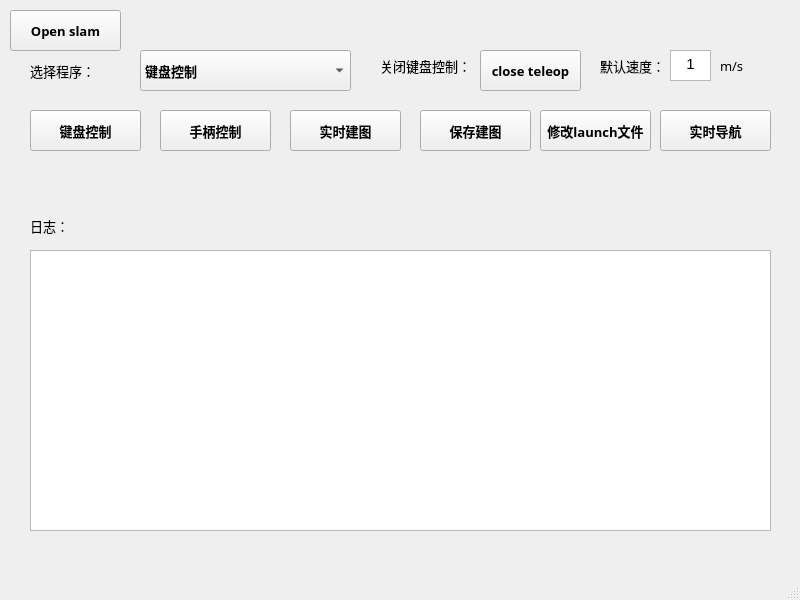
This is myAGV_testTool/myagv_window.ui in elephantrobotics/myagv_ros as Qt 5 draws it before an edit. The edited form follows.
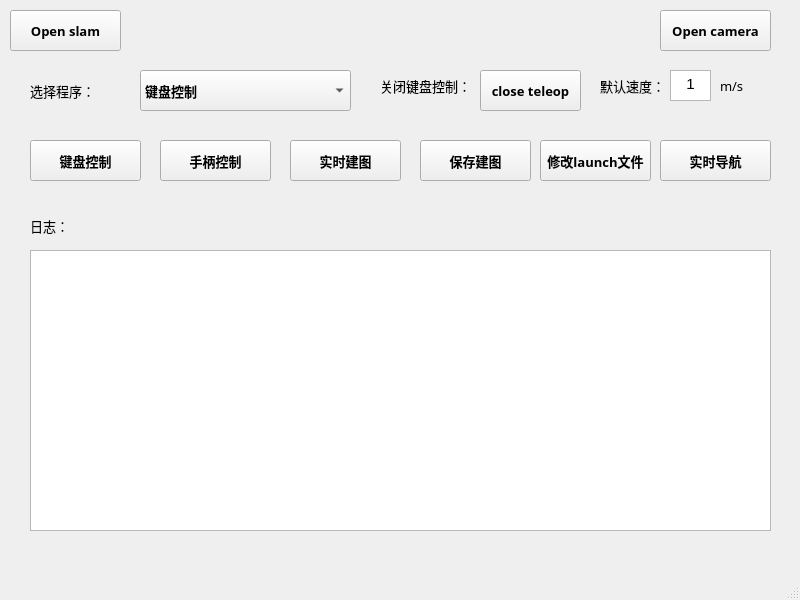
This is the edited form.

Commit message: add open camera test

The edit to the form file:
```diff
--- a/myAGV_testTool/myagv_window.ui
+++ b/myAGV_testTool/myagv_window.ui
@@ -45,7 +45,7 @@
     <property name="geometry">
      <rect>
       <x>30</x>
-      <y>55</y>
+      <y>75</y>
       <width>91</width>
       <height>31</height>
      </rect>
@@ -64,7 +64,7 @@
     <property name="geometry">
      <rect>
       <x>140</x>
-      <y>50</y>
+      <y>70</y>
       <width>211</width>
       <height>41</height>
      </rect>
@@ -107,7 +107,7 @@
     <property name="geometry">
      <rect>
       <x>30</x>
-      <y>110</y>
+      <y>140</y>
       <width>111</width>
       <height>41</height>
      </rect>
@@ -134,7 +134,7 @@
     <property name="geometry">
      <rect>
       <x>290</x>
-      <y>110</y>
+      <y>140</y>
       <width>111</width>
       <height>41</height>
      </rect>
@@ -161,7 +161,7 @@
     <property name="geometry">
      <rect>
       <x>420</x>
-      <y>110</y>
+      <y>140</y>
       <width>111</width>
       <height>41</height>
      </rect>
@@ -188,7 +188,7 @@
     <property name="geometry">
      <rect>
       <x>660</x>
-      <y>110</y>
+      <y>140</y>
       <width>111</width>
       <height>41</height>
      </rect>
@@ -244,7 +244,7 @@
     <property name="geometry">
      <rect>
       <x>160</x>
-      <y>110</y>
+      <y>140</y>
       <width>111</width>
       <height>41</height>
      </rect>
@@ -271,7 +271,7 @@
     <property name="geometry">
      <rect>
       <x>380</x>
-      <y>50</y>
+      <y>70</y>
       <width>121</width>
       <height>31</height>
      </rect>
@@ -290,7 +290,7 @@
     <property name="geometry">
      <rect>
       <x>480</x>
-      <y>50</y>
+      <y>70</y>
       <width>101</width>
       <height>41</height>
      </rect>
@@ -317,7 +317,7 @@
     <property name="geometry">
      <rect>
       <x>600</x>
-      <y>50</y>
+      <y>70</y>
       <width>61</width>
       <height>31</height>
      </rect>
@@ -339,7 +339,7 @@
     <property name="geometry">
      <rect>
       <x>670</x>
-      <y>50</y>
+      <y>70</y>
       <width>41</width>
       <height>31</height>
      </rect>
@@ -356,7 +356,7 @@
     <property name="geometry">
      <rect>
       <x>720</x>
-      <y>50</y>
+      <y>70</y>
       <width>41</width>
       <height>31</height>
      </rect>
@@ -378,7 +378,7 @@
     <property name="geometry">
      <rect>
       <x>540</x>
-      <y>110</y>
+      <y>140</y>
       <width>111</width>
       <height>41</height>
      </rect>
@@ -401,6 +401,33 @@
      <string>修改launch文件</string>
     </property>
    </widget>
+   <widget class="QPushButton" name="open_camera">
+    <property name="geometry">
+     <rect>
+      <x>660</x>
+      <y>10</y>
+      <width>111</width>
+      <height>41</height>
+     </rect>
+    </property>
+    <property name="font">
+     <font>
+      <family>黑体</family>
+      <pointsize>10</pointsize>
+      <weight>75</weight>
+      <bold>true</bold>
+     </font>
+    </property>
+    <property name="styleSheet">
+     <string notr="true">QPushButton:pressed{
+   background-color:#c7c7d0;
+}
+</string>
+    </property>
+    <property name="text">
+     <string>Open camera</string>
+    </property>
+   </widget>
   </widget>
   <widget class="QMenuBar" name="menubar">
    <property name="geometry">
```
The commit also changes 2 other files.
